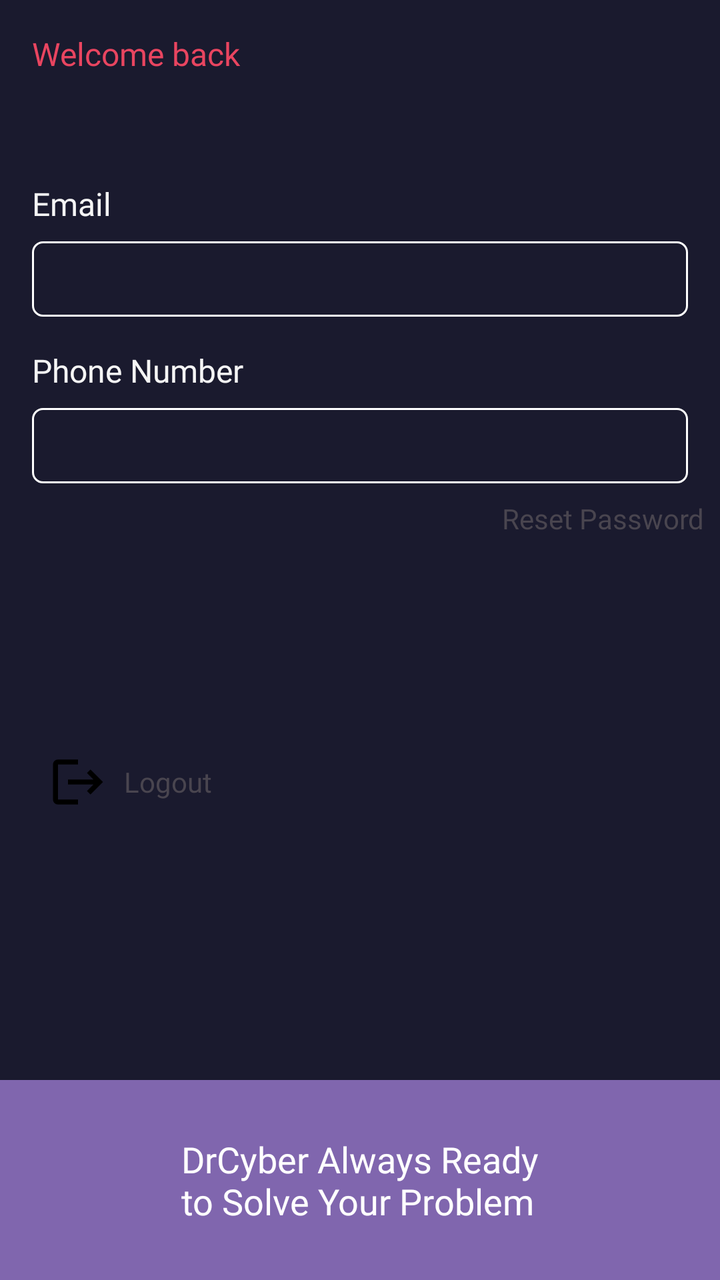
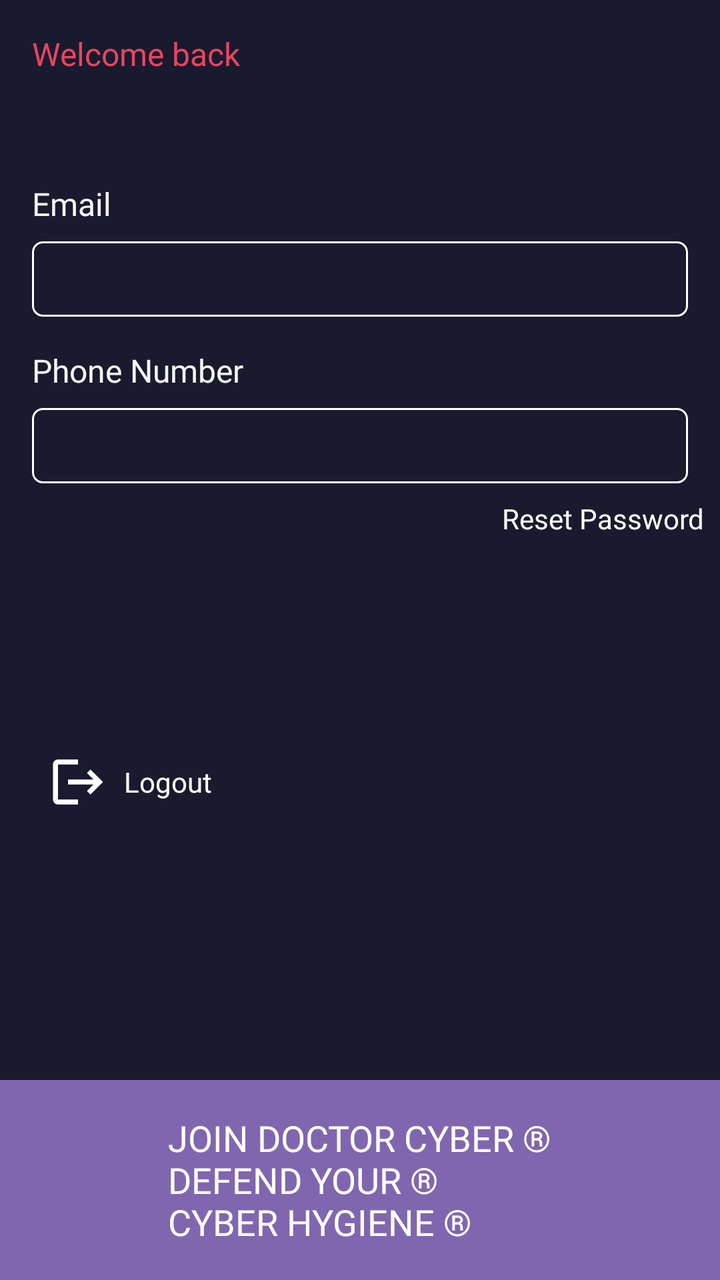

Compare the two renders of this Android layout. The source of the first and the diff that turns it into the second are given below.
<!-- AndroidManifest.xml: application theme Theme.Simurgh -->
<!-- res/layout/fragment_profile.xml -->
<?xml version="1.0" encoding="utf-8"?>
<androidx.constraintlayout.widget.ConstraintLayout xmlns:android="http://schemas.android.com/apk/res/android"
    xmlns:app="http://schemas.android.com/apk/res-auto"
    xmlns:tools="http://schemas.android.com/tools"
    android:layout_width="match_parent"
    android:layout_height="match_parent"
    android:orientation="vertical"
    android:background="@color/doctor_cyber_primary"
    tools:context=".ProfileFragment">

    
    <LinearLayout
        android:id="@+id/linearLayout5"
        android:layout_width="match_parent"
        android:layout_height="wrap_content"
        android:orientation="vertical"
        app:layout_constraintEnd_toEndOf="parent"
        app:layout_constraintStart_toStartOf="parent"
        app:layout_constraintTop_toTopOf="parent">

        <TextView
            android:layout_width="wrap_content"
            android:layout_height="wrap_content"
            android:layout_marginStart="16dp"
            android:layout_marginTop="16dp"
            android:fontFamily="@font/poppins_bold"
            android:text="Welcome back "
            android:textColor="@color/doctor_cyber_highlight"
            android:textSize="16sp" />

        <TextView
            android:id="@+id/txtUserName"
            android:layout_width="wrap_content"
            android:layout_height="wrap_content"
            android:layout_marginStart="16dp"
            android:layout_marginTop="8dp"
            android:fontFamily="@font/poppins_bold"
            android:text=""
            android:textColor="@color/doctor_cyber_highlight"
            android:textSize="22sp" />

        <TextView
            android:layout_width="wrap_content"
            android:layout_height="wrap_content"
            android:layout_marginStart="16dp"
            android:layout_marginTop="16dp"
            android:fontFamily="@font/poppins_bold"
            android:text="Email"
            android:textColor="@color/doctor_cyber_light"
            android:textSize="16sp" />

        <TextView
            android:id="@+id/txtEmail"
            android:layout_width="match_parent"
            android:layout_height="wrap_content"
            android:layout_marginStart="16dp"
            android:layout_marginTop="8dp"

            android:layout_marginEnd="16dp"
            android:background="@drawable/edit_text_back"
            android:fontFamily="@font/poppins"
            android:padding="8dp"
            android:text=""
            android:textColor="@color/doctor_cyber_highlight"
            android:textSize="16sp" />

        <TextView
            android:layout_width="wrap_content"
            android:layout_height="wrap_content"
            android:layout_marginStart="16dp"
            android:layout_marginTop="16dp"
            android:fontFamily="@font/poppins_bold"
            android:text="Phone Number"
            android:textColor="@color/doctor_cyber_light"
            android:textSize="16sp" />

        <TextView
            android:id="@+id/txtPhoneNumber"
            android:layout_width="match_parent"
            android:layout_height="wrap_content"
            android:layout_marginStart="16dp"
            android:layout_marginTop="8dp"
            android:layout_marginEnd="16dp"
            android:background="@drawable/edit_text_back"
            android:fontFamily="@font/poppins"
            android:padding="8dp"
            android:text=""
            android:textColor="@color/doctor_cyber_highlight"
            android:textSize="16sp" />

    </LinearLayout>

    <LinearLayout
        android:layout_width="wrap_content"
        android:layout_height="wrap_content"
        android:layout_marginStart="16dp"
        android:id="@+id/btnLogout"
        android:padding="8dp"
        app:layout_constraintBottom_toTopOf="@+id/linearLayout4"
        app:layout_constraintStart_toStartOf="parent"
        app:layout_constraintTop_toBottomOf="@+id/linearLayout5">

        <ImageView
            android:layout_width="30dp"
            android:layout_height="30dp"
            android:src="@drawable/baseline_logout_24" />

<TextView
    android:layout_width="wrap_content"
    android:layout_height="wrap_content"
    android:text="Logout"
    android:layout_gravity="center_vertical"
    android:fontFamily="@font/poppins_bold"
   android:layout_marginStart="8dp"/>

    </LinearLayout>

    <TextView
        android:id="@+id/btnForgotPassword"
        android:layout_width="match_parent"
        android:layout_height="wrap_content"
        android:layout_margin="8dp"
        android:layout_marginTop="16dp"
        android:fontFamily="@font/poppins_bold"
        android:text="Reset Password"


        android:textAlignment="textEnd"
        app:layout_constraintTop_toBottomOf="@+id/linearLayout5"
        tools:layout_editor_absoluteX="8dp" />
    <LinearLayout
        android:id="@+id/linearLayout4"
        android:layout_width="match_parent"
        android:layout_height="100dp"
        android:layout_gravity="bottom"
        android:background="#8066AE"
        android:gravity="center"
        app:layout_constraintBottom_toBottomOf="parent"
        app:layout_constraintEnd_toEndOf="parent"
        app:layout_constraintStart_toStartOf="parent">

        <TextView
            android:layout_width="wrap_content"
            android:layout_height="wrap_content"
            android:fontFamily="@font/poppins_bold"
            android:text="DrCyber Always Ready\nto Solve Your Problem"
            android:textColor="@color/white"
            android:textSize="18sp" />




    </LinearLayout>
</androidx.constraintlayout.widget.ConstraintLayout>
<!-- resources referenced by this layout -->
<resources>
  <color name="doctor_cyber_highlight">#E94560</color>
  <color name="doctor_cyber_light">#F5F5F5</color>
  <color name="doctor_cyber_primary">#1A1A2E</color>
  <color name="white">#FFFFFF</color>
  <!-- drawable baseline_logout_24 (drawable) -->
  <vector xmlns:android="http://schemas.android.com/apk/res/android" android:autoMirrored="true" android:height="24dp" android:tint="#000000" android:viewportHeight="24" android:viewportWidth="24" android:width="24dp">
        
      <path android:fillColor="@android:color/white" android:pathData="M17,7l-1.41,1.41L18.17,11H8v2h10.17l-2.58,2.58L17,17l5,-5zM4,5h8V3H4c-1.1,0 -2,0.9 -2,2v14c0,1.1 0.9,2 2,2h8v-2H4V5z"/>
      
  </vector>
  <!-- drawable edit_text_back (drawable) -->
  <?xml version="1.0" encoding="utf-8"?>
  <selector xmlns:android="http://schemas.android.com/apk/res/android">
  
      <item >
          <shape android:shape="rectangle">
  
              <corners android:radius="5dp"/>
              <stroke android:color="@color/white"
                  android:width="1dp"/>
  
          </shape>
      </item>
  
  </selector>
  <style name="Theme.Simurgh" parent="Base.Theme.Simurgh" />
  <style name="Base.Theme.Simurgh" parent="Theme.Material3.DayNight.NoActionBar">
          
          
      </style>
</resources>

<!-- the commit's change to res/layout/fragment_profile.xml (unified diff, before → after) -->
@@ -102,6 +102,7 @@
 
         <ImageView
             android:layout_width="30dp"
+            android:tint="@color/white"
             android:layout_height="30dp"
             android:src="@drawable/baseline_logout_24" />
 
@@ -109,6 +110,7 @@
     android:layout_width="wrap_content"
     android:layout_height="wrap_content"
     android:text="Logout"
+    android:textColor="@color/white"
     android:layout_gravity="center_vertical"
     android:fontFamily="@font/poppins_bold"
    android:layout_marginStart="8dp"/>
@@ -119,6 +121,7 @@
         android:id="@+id/btnForgotPassword"
         android:layout_width="match_parent"
         android:layout_height="wrap_content"
+        android:textColor="@color/white"
         android:layout_margin="8dp"
         android:layout_marginTop="16dp"
         android:fontFamily="@font/poppins_bold"
@@ -143,7 +146,7 @@
             android:layout_width="wrap_content"
             android:layout_height="wrap_content"
             android:fontFamily="@font/poppins_bold"
-            android:text="DrCyber Always Ready\nto Solve Your Problem"
+            android:text="JOIN DOCTOR CYBER ®\nDEFEND YOUR ®\nCYBER HYGIENE ®"
             android:textColor="@color/white"
             android:textSize="18sp" />
 
